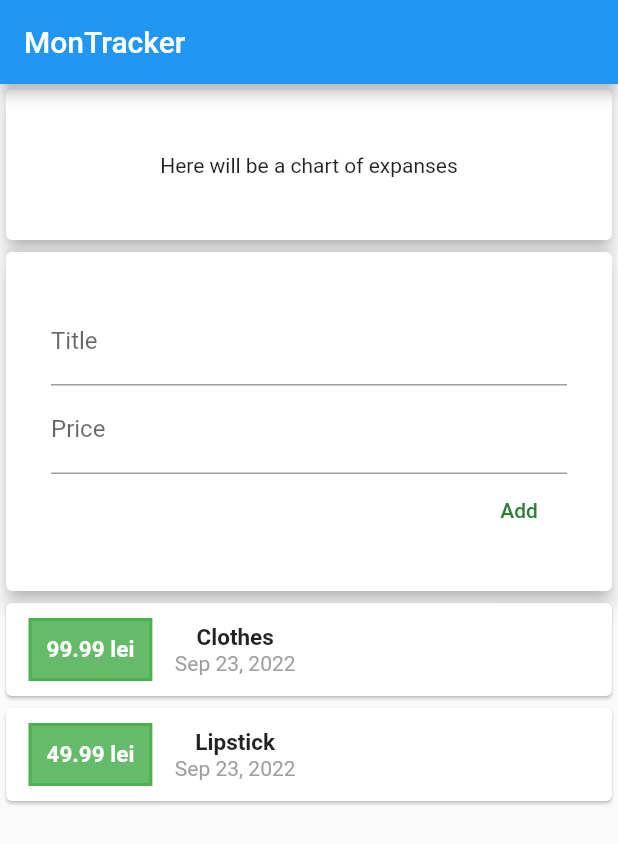
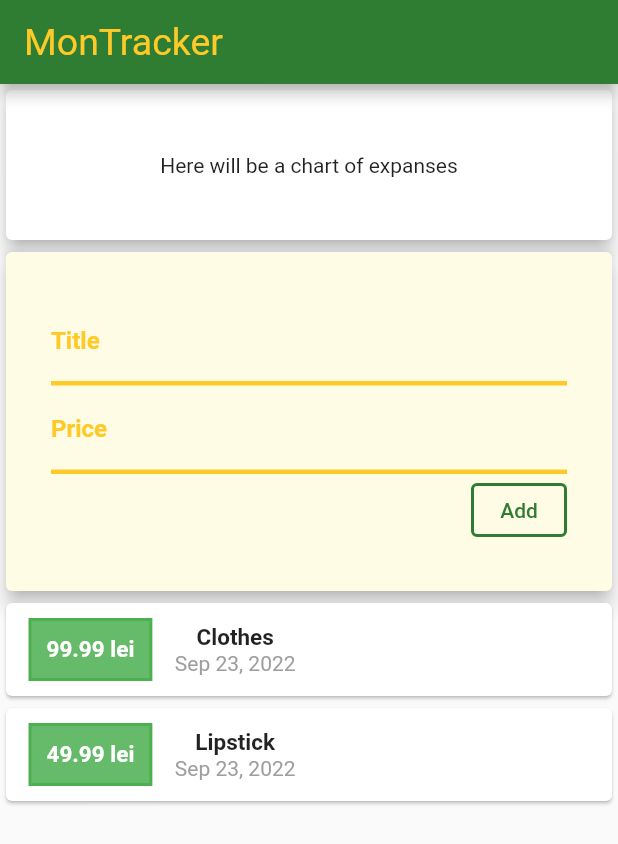
Before and after one commit to alishaiduc7/MonTrack, a Flutter app: the screen it shows after launch, on a phone screen of 412 x 824 dp. Shown: the top 844 px of the screen. Run offline on Flutter 3.47's test engine with Material 2 defaults, Android fonts, the phone set to English and light mode, and no system bars.

Commit message:
Created the add-new-transaction logic

```diff
--- a/lib/models/transaction.dart
+++ b/lib/models/transaction.dart
@@ -1,12 +1,10 @@
+import 'package:flutter/material.dart';
+
 class Transaction {
-  late String id;
+  late String? id;
   late String title;
-  late double amount;
-  late DateTime date;
+  late double price;
+  late DateTime? date;
 
-  Transaction(
-      {required this.id,
-      required this.title,
-      required this.amount,
-      required this.date});
+  Transaction({this.id, required this.title, required this.price, this.date});
 }
--- a/lib/screens/home.dart
+++ b/lib/screens/home.dart
@@ -1,18 +1,17 @@
 import 'package:flutter/material.dart';
-import 'package:montrack/models/transaction.dart';
-import 'package:intl/intl.dart';
+import 'package:montrack/widgets/user_transactions.dart';
 
 class HomePage extends StatelessWidget {
-  final List<Transaction> transactions = [
-    Transaction(id: '0', title: 'Clothes', amount: 99.99, date: DateTime.now()),
-    Transaction(id: '1', title: 'Lipstick', amount: 49.99, date: DateTime.now())
-  ];
+  @override
   Widget build(BuildContext context) {
     return Scaffold(
       appBar: AppBar(
+        backgroundColor: Colors.green.shade800,
+        titleTextStyle: TextStyle(color: Colors.amber.shade400, fontSize: 25),
         title: const Text('MonTracker'),
       ),
-      body: Column(
+      body: SingleChildScrollView(
+        child: Column(
           crossAxisAlignment: CrossAxisAlignment.center,
           children: [
             Card(
@@ -24,67 +23,9 @@ class HomePage extends StatelessWidget {
               ),
               elevation: 5.0, // controls the drop shadow of the card
             ),
-          Card(
-            elevation: 5,
-            child: Container(
-              padding: const EdgeInsets.all(30),
-              child: Column(
-                crossAxisAlignment: CrossAxisAlignment.end,
-                children: [
-                  TextField(
-                    decoration: InputDecoration(labelText: 'Title'),
-                  ),
-                  TextField(
-                    decoration: InputDecoration(labelText: 'Price'),
-                  ),
-                  TextButton(
-                      onPressed: () {},
-                      child: Text('Add'),
-                      style:
-                          TextButton.styleFrom(primary: Colors.green.shade800)),
+            UserTransactions(),
           ],
         ),
-            ),
-          ),
-          Column(
-            children: transactions.map((transaction) {
-              return Card(
-                child: Row(
-                    mainAxisAlignment: MainAxisAlignment.start,
-                    crossAxisAlignment: CrossAxisAlignment.center,
-                    children: [
-                      Container(
-                        margin: const EdgeInsets.symmetric(
-                            vertical: 10, horizontal: 15),
-                        padding: const EdgeInsets.all(10),
-                        decoration: BoxDecoration(
-                          color: Colors.green.shade400,
-                          border: Border.all(color: Colors.green, width: 2),
-                        ),
-                        child: Text(
-                          transaction.amount.toString() + ' lei',
-                          style: const TextStyle(
-                              fontWeight: FontWeight.bold,
-                              fontSize: 15,
-                              color: Colors.white),
-                        ),
-                      ),
-                      Column(
-                        children: [
-                          Text(
-                            transaction.title,
-                            style: const TextStyle(
-                                fontWeight: FontWeight.bold, fontSize: 15),
-                          ),
-                          Text(DateFormat.yMMMd().format(transaction.date),
-                              style: const TextStyle(color: Colors.grey)),
-                        ],
-                      )
-                    ]),
-              );
-            }).toList(),
-          ),
-        ],
       ),
     );
   }
--- /dev/null
+++ b/lib/widgets/add_transaction_card.dart
@@ -0,0 +1,70 @@
+import 'package:flutter/material.dart';
+
+class AddTransactionCard extends StatelessWidget {
+  final Function addNewTransaction;
+
+  AddTransactionCard(this.addNewTransaction);
+  final titleInputController = TextEditingController();
+  final priceInputController = TextEditingController();
+
+  @override
+  Widget build(BuildContext context) {
+    return Card(
+      color: Color.fromARGB(255, 254, 252, 229),
+      elevation: 5,
+      child: Container(
+        padding: const EdgeInsets.all(30),
+        child: Column(
+          crossAxisAlignment: CrossAxisAlignment.end,
+          children: [
+            TextField(
+              decoration: InputDecoration(
+                labelText: 'Title',
+                floatingLabelStyle: TextStyle(
+                    color: Colors.green.shade800, fontWeight: FontWeight.bold),
+                labelStyle: TextStyle(
+                    color: Colors.amber.shade400, fontWeight: FontWeight.bold),
+                focusedBorder: UnderlineInputBorder(
+                  borderSide:
+                      BorderSide(color: Colors.green.shade800, width: 3),
+                ),
+                enabledBorder: UnderlineInputBorder(
+                    borderSide:
+                        BorderSide(color: Colors.amber.shade400, width: 3)),
+              ),
+              controller: titleInputController,
+            ),
+            TextField(
+              decoration: InputDecoration(
+                focusColor: Colors.green.shade800,
+                labelText: 'Price',
+                floatingLabelStyle: TextStyle(
+                    color: Colors.green.shade800, fontWeight: FontWeight.bold),
+                labelStyle: TextStyle(
+                    color: Colors.amber.shade400, fontWeight: FontWeight.bold),
+                focusedBorder: UnderlineInputBorder(
+                  borderSide:
+                      BorderSide(color: Colors.green.shade800, width: 3),
+                ),
+                enabledBorder: UnderlineInputBorder(
+                    borderSide:
+                        BorderSide(color: Colors.amber.shade400, width: 3)),
+              ),
+              controller: priceInputController,
+            ),
+            TextButton(
+              onPressed: () {
+                addNewTransaction(titleInputController.text,
+                    double.parse(priceInputController.text));
+              },
+              child: Text('Add'),
+              style: TextButton.styleFrom(
+                  primary: Colors.green.shade800,
+                  side: BorderSide(width: 2, color: Colors.green.shade800)),
+            ),
+          ],
+        ),
+      ),
+    );
+  }
+}
--- /dev/null
+++ b/lib/widgets/transaction_list.dart
@@ -0,0 +1,52 @@
+import 'package:flutter/src/foundation/key.dart';
+import 'package:flutter/src/widgets/framework.dart';
+import 'package:flutter/material.dart';
+import 'package:intl/intl.dart';
+import 'package:montrack/models/transaction.dart';
+
+class TransactionList extends StatelessWidget {
+  final List<Transaction> transactions;
+
+  TransactionList(this.transactions);
+  @override
+  Widget build(BuildContext context) {
+    return Column(
+      children: transactions.map((transaction) {
+        return Card(
+          child: Row(
+              mainAxisAlignment: MainAxisAlignment.start,
+              crossAxisAlignment: CrossAxisAlignment.center,
+              children: [
+                Container(
+                  margin:
+                      const EdgeInsets.symmetric(vertical: 10, horizontal: 15),
+                  padding: const EdgeInsets.all(10),
+                  decoration: BoxDecoration(
+                    color: Colors.green.shade400,
+                    border: Border.all(color: Colors.green, width: 2),
+                  ),
+                  child: Text(
+                    transaction.price.toString() + ' lei',
+                    style: const TextStyle(
+                        fontWeight: FontWeight.bold,
+                        fontSize: 15,
+                        color: Colors.white),
+                  ),
+                ),
+                Column(
+                  children: [
+                    Text(
+                      transaction.title,
+                      style: const TextStyle(
+                          fontWeight: FontWeight.bold, fontSize: 15),
+                    ),
+                    Text(DateFormat.yMMMd().format(transaction.date!),
+                        style: const TextStyle(color: Colors.grey)),
+                  ],
+                )
+              ]),
+        );
+      }).toList(),
+    );
+  }
+}
--- /dev/null
+++ b/lib/widgets/user_transactions.dart
@@ -0,0 +1,41 @@
+import 'package:flutter/material.dart';
+import 'package:montrack/models/transaction.dart';
+import 'package:montrack/widgets/add_transaction_card.dart';
+import 'package:montrack/widgets/transaction_list.dart';
+
+class UserTransactions extends StatefulWidget {
+  const UserTransactions({Key? key}) : super(key: key);
+
+  @override
+  State<UserTransactions> createState() => _UserTransactionsState();
+}
+
+class _UserTransactionsState extends State<UserTransactions> {
+  final List<Transaction> _transactions = [
+    Transaction(id: '0', date: DateTime.now(), title: 'Clothes', price: 99.99),
+    Transaction(id: '1', date: DateTime.now(), title: 'Lipstick', price: 49.99)
+  ];
+
+  void _addNewTransaction(String title, double price) {
+    Transaction newTransaction = Transaction(
+      title: title,
+      price: price,
+      date: DateTime.now(),
+      id: DateTime.now().toString(),
+    );
+
+    setState(() {
+      _transactions.add(newTransaction);
+    });
+  }
+
+  @override
+  Widget build(BuildContext context) {
+    return Column(
+      children: [
+        AddTransactionCard(_addNewTransaction),
+        TransactionList(_transactions)
+      ],
+    );
+  }
+}
```
Lines whose indentation alone changed are shown as unchanged.
